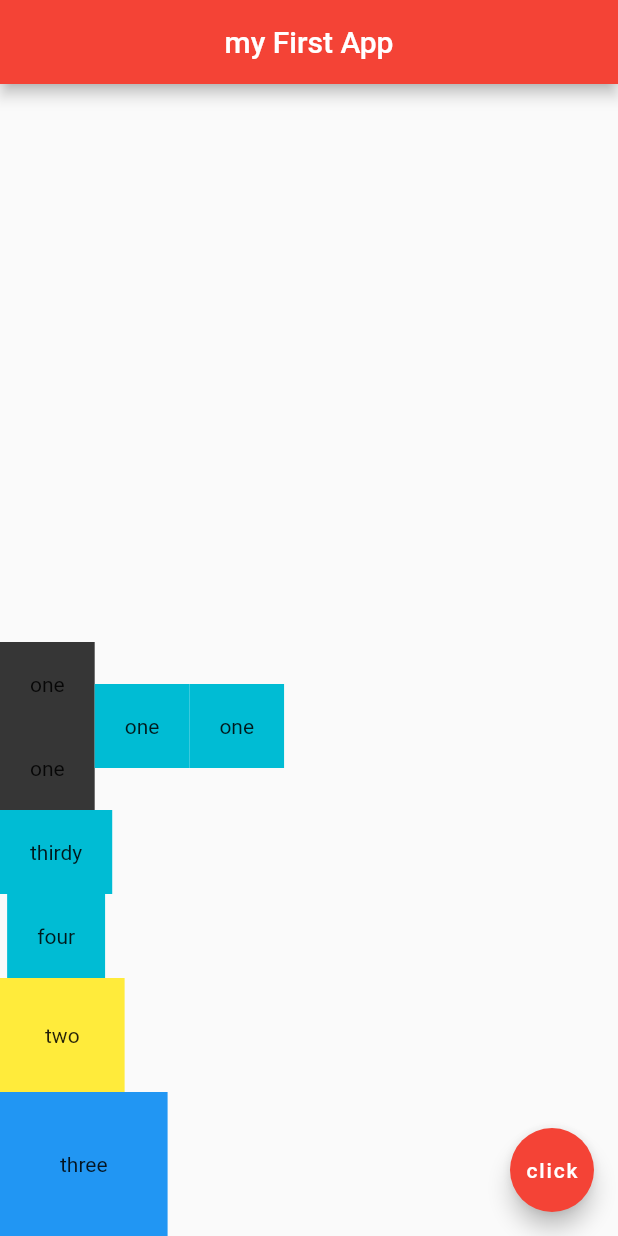
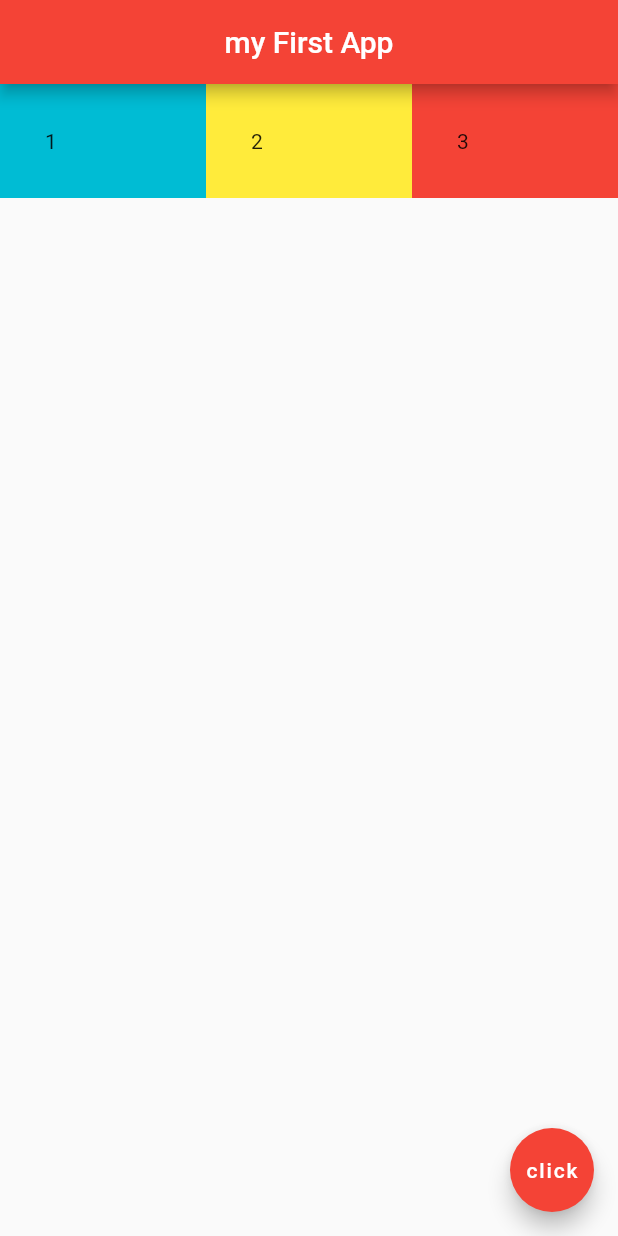
Before and after one commit to thirdygayares/swawppie, a Flutter app: the screen it shows after launch, on a phone screen of 412 x 824 dp. Run offline on Flutter 3.47's test engine with Material 2 defaults, Android fonts, the phone set to English and light mode, and no system bars; our stand-ins replace carousel_pro.

Commit message:
expanded

```diff
--- a/lib/main.dart
+++ b/lib/main.dart
@@ -29,61 +29,28 @@
         centerTitle: true,
         backgroundColor: Color.fromARGB(255, 244, 67, 54),
       ),
-      body: Column(
-        mainAxisAlignment: MainAxisAlignment.end,
-        crossAxisAlignment: CrossAxisAlignment.start,
+      body: Row(
         children: <Widget>[
-          Row(
-            children: <Widget>[
-              Column(
-                children: <Widget>[
-                  Container(
-                    padding: EdgeInsets.all(20.0),
-                    color: Color.fromARGB(255, 54, 54, 54),
-                    child: Text('one'),
-                  ),
-                  Container(
-                    padding: EdgeInsets.all(20.0),
-                    color: Color.fromARGB(255, 54, 54, 54),
-                    child: Text('one'),
-                  ),
-                ],
-              ),
-              Container(
-                padding: EdgeInsets.all(20.0),
-                color: Colors.cyan,
-                child: Text('one'),
-              ),
-              Container(
-                padding: EdgeInsets.all(20.0),
-                color: Colors.cyan,
-                child: Text('one'),
-              ),
-            ],
+          Expanded(
+            child: Container(
+              padding: EdgeInsets.all(30.0),
+              color: Colors.cyan,
+              child: Text('1'),
+            ),
           ),
-          Column(
-            children: [
-              Container(
-                padding: EdgeInsets.all(20.0),
-                color: Colors.cyan,
-                child: Text('thirdy'),
-              ),
-              Container(
-                padding: EdgeInsets.all(20.0),
-                color: Colors.cyan,
-                child: Text('four'),
-              ),
-            ],
+          Expanded(
+            child: Container(
+              padding: EdgeInsets.all(30.0),
+              color: Colors.yellow,
+              child: Text('2'),
+            ),
           ),
-          Container(
-            padding: EdgeInsets.all(30.0),
-            color: Colors.yellow,
-            child: Text('two'),
-          ),
-          Container(
-            padding: EdgeInsets.all(40.0),
-            color: Colors.blue,
-            child: Text('three'),
+          Expanded(
+            child: Container(
+              padding: EdgeInsets.all(30.0),
+              color: Colors.red,
+              child: Text('3'),
+            ),
           ),
         ],
       ),
```
